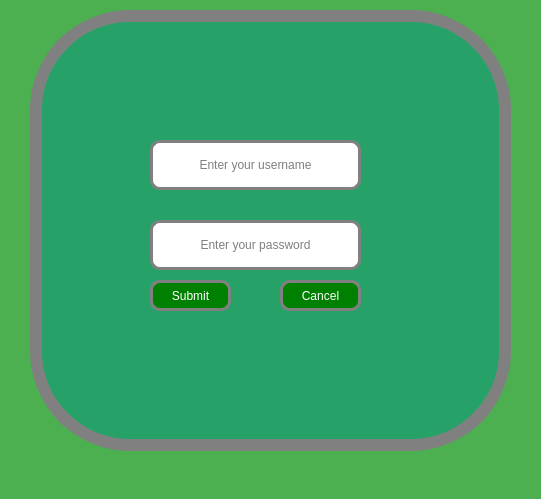
Old version of the form mainwindowplantcare.ui in the repository Rabsoninnora/RoseGardenPlantCareSystem.
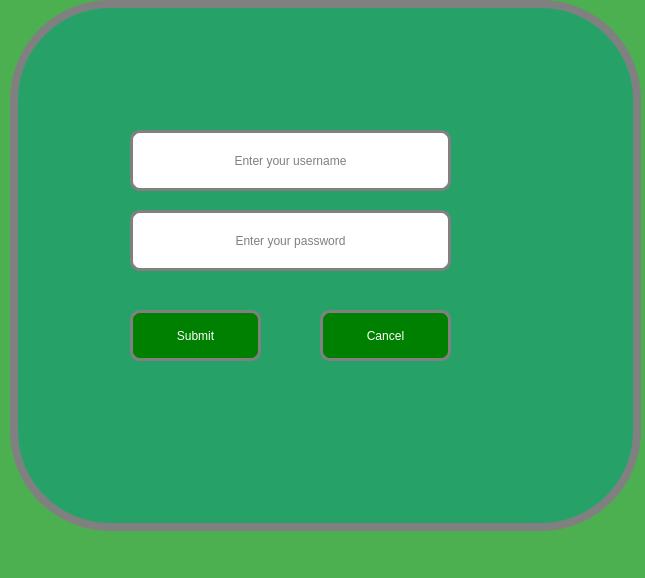
New version of the form. Icons and pictures are not drawn.

What changed in the file:
```diff
--- a/mainwindowplantcare.ui
+++ b/mainwindowplantcare.ui
@@ -9,8 +9,8 @@
    <rect>
     <x>0</x>
     <y>0</y>
-    <width>541</width>
-    <height>499</height>
+    <width>645</width>
+    <height>578</height>
    </rect>
   </property>
   <property name="font">
@@ -38,10 +38,10 @@
    <widget class="QGroupBox" name="loginBox">
     <property name="geometry">
      <rect>
-      <x>30</x>
-      <y>10</y>
-      <width>481</width>
-      <height>441</height>
+      <x>10</x>
+      <y>0</y>
+      <width>631</width>
+      <height>531</height>
      </rect>
     </property>
     <property name="styleSheet">
@@ -52,7 +52,7 @@
 background-color: rgb(38, 162, 105);
 font: 700 12pt;
 color: rgb(255, 255, 255);
-border:12px solid gray;
+border:8px solid gray;
 border-radius: 100px;
 background-image: url(:/images/beauty.png);
  
@@ -75,9 +75,9 @@
      <property name="geometry">
       <rect>
        <x>120</x>
-       <y>270</y>
-       <width>81</width>
-       <height>31</height>
+       <y>310</y>
+       <width>131</width>
+       <height>51</height>
       </rect>
      </property>
      <property name="styleSheet">
@@ -104,10 +104,10 @@
     <widget class="QPushButton" name="pushButton_login_3">
      <property name="geometry">
       <rect>
-       <x>250</x>
-       <y>270</y>
-       <width>81</width>
-       <height>31</height>
+       <x>310</x>
+       <y>310</y>
+       <width>131</width>
+       <height>51</height>
       </rect>
      </property>
      <property name="styleSheet">
@@ -130,8 +130,8 @@
       <rect>
        <x>120</x>
        <y>210</y>
-       <width>211</width>
-       <height>50</height>
+       <width>321</width>
+       <height>61</height>
       </rect>
      </property>
      <property name="styleSheet">
@@ -160,8 +160,8 @@
       <rect>
        <x>120</x>
        <y>130</y>
-       <width>211</width>
-       <height>50</height>
+       <width>321</width>
+       <height>61</height>
       </rect>
      </property>
      <property name="styleSheet">
```
Left out of the diff: 4 changed lines with no effect on the pictures.
